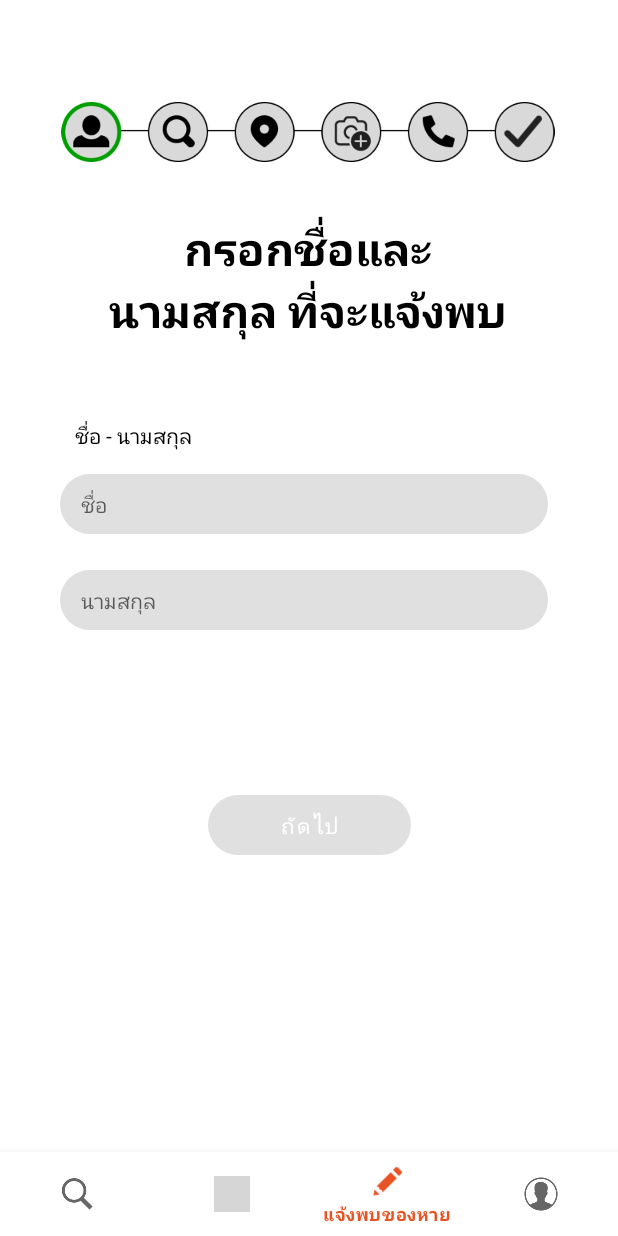
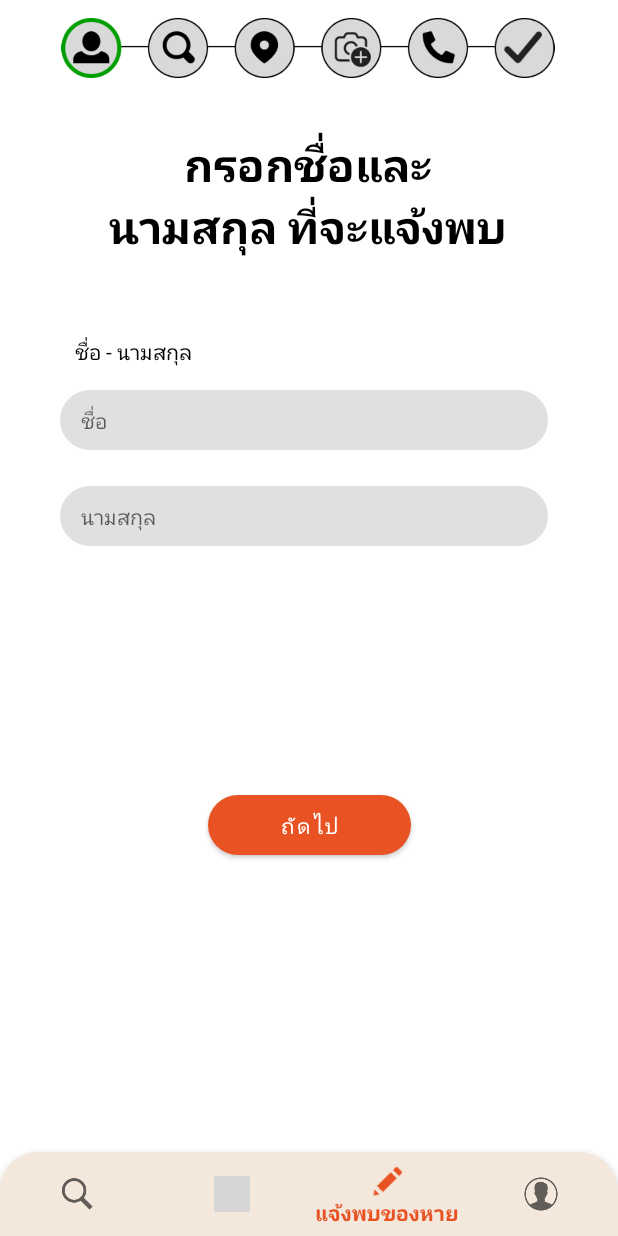
Before and after one commit to JengCharat/kkumissing, an Android app: the ReportAsLostFragment1 screen opened through its navigation route, on a phone screen of 412 x 824 dp. Run offline under Robolectric (Android 15) with nearby library versions, the phone set to English and light mode, and no system bars; our stand-ins replace CircleImageView, Firebase (no records; nobody signed in at launch, a user with empty details on screens opened directly), navigation-ui; Roboto replaces fonts that are not available here; grey boxes are pictures that could not be loaded.

Commit message:
feat/OK finished

```diff
--- a/app/src/main/java/com/example/mobileproject/ui/home/MyAdapter.kt
+++ b/app/src/main/java/com/example/mobileproject/ui/home/MyAdapter.kt
@@ -96,11 +96,11 @@ override fun onBindViewHolder(holder: ViewHolder, position: Int) {
                 text =// user.fname
                 """
                 ${user.item_name}
-                ผู้แจ้ง:${user.fname}
-                สถานที่หาย:${user.lost_place}
-                ติดต่อ: ${user.tel}
+                ผู้แจ้ง : ${user.fname}
+                สถานที่หาย : ${user.lost_place}
+                ติดต่อ : ${user.tel}
                 """.trimIndent()
-                textSize = 18f
+                textSize = 16f
                 setTextColor(Color.WHITE)
                 layoutParams = ViewGroup.LayoutParams(
                     ViewGroup.LayoutParams.WRAP_CONTENT,
--- a/app/src/main/java/com/example/mobileproject/ui/notifications/ReportAsLostFragment1.kt
+++ b/app/src/main/java/com/example/mobileproject/ui/notifications/ReportAsLostFragment1.kt
@@ -35,22 +35,22 @@ class ReportAsLostFragment1 : Fragment() {
         _binding = FragmentReportAsLost1Binding.inflate(inflater, container, false)
         val root: View = binding.root
 
-        // ปิดปุ่มแต่แรก
-        binding.ButNextTo2.isEnabled = false
-        // ฟังก์ชันตรวจสอบว่ามีข้อความทั้งสองช่องหรือไม่
-        fun checkInputs() {
-            val inputFnameNotEmpty = !binding.inputFname.text.isNullOrEmpty()
-            val inputLnameNotEmpty = !binding.inputLname.text.isNullOrEmpty()
-            binding.ButNextTo2.isEnabled = inputFnameNotEmpty && inputLnameNotEmpty
-        }
-        // ใช้ TextWatcher กับทั้งสอง EditText
-        val textWatcher = object : TextWatcher {
-            override fun beforeTextChanged(s: CharSequence?, start: Int, count: Int, after: Int) {}
-            override fun onTextChanged(s: CharSequence?, start: Int, before: Int, count: Int) {checkInputs()}
-            override fun afterTextChanged(s: Editable?) {}
-        }
-        binding.inputFname.addTextChangedListener(textWatcher)
-        binding.inputLname.addTextChangedListener(textWatcher)
+//        // ปิดปุ่มแต่แรก
+//        binding.ButNextTo2.isEnabled = false
+//        // ฟังก์ชันตรวจสอบว่ามีข้อความทั้งสองช่องหรือไม่
+//        fun checkInputs() {
+//            val inputFnameNotEmpty = !binding.inputFname.text.isNullOrEmpty()
+//            val inputLnameNotEmpty = !binding.inputLname.text.isNullOrEmpty()
+//            binding.ButNextTo2.isEnabled = inputFnameNotEmpty && inputLnameNotEmpty
+//        }
+//        // ใช้ TextWatcher กับทั้งสอง EditText
+//        val textWatcher = object : TextWatcher {
+//            override fun beforeTextChanged(s: CharSequence?, start: Int, count: Int, after: Int) {}
+//            override fun onTextChanged(s: CharSequence?, start: Int, before: Int, count: Int) {checkInputs()}
+//            override fun afterTextChanged(s: Editable?) {}
+//        }
+//        binding.inputFname.addTextChangedListener(textWatcher)
+//        binding.inputLname.addTextChangedListener(textWatcher)
 
 
         mAuth = FirebaseAuth.getInstance()
--- a/app/src/main/java/com/example/mobileproject/ui/profile/ProfileFragment.kt
+++ b/app/src/main/java/com/example/mobileproject/ui/profile/ProfileFragment.kt
@@ -195,7 +195,6 @@ class ProfileFragment : Fragment() {
         Thread {
             try {
                 get_profile_image("select * from users where users.email = '${mAuth!!.currentUser?.email}'")
-
                 // ตั้งค่าข้อมูลที่ต้องการส่ง
                 val host = db_server_ip
                 val path = "/myapi/test5.php"
@@ -315,8 +314,7 @@ class ProfileFragment : Fragment() {
             }
 
         }.start()
-
-    }
+            }
     fun get_profile_image(sqlCommand:String) {
 
         Thread {
--- /dev/null
+++ b/app/src/main/res/drawable/bg_orange.xml
@@ -0,0 +1,14 @@
+<layer-list xmlns:android="http://schemas.android.com/apk/res/android">
+    <item android:gravity="center">  <!-- กำหนดความสูงให้ shape -->
+        <shape>
+            <solid android:color="#F4E8DC" />
+            <!-- กำหนดเฉพาะมุมบนให้โค้ง -->
+            <corners
+                android:topLeftRadius="25dp"
+                android:topRightRadius="25dp"
+                android:bottomLeftRadius="0dp"
+                android:bottomRightRadius="0dp"/>
+            <!--<stroke android:width="1dp" android:color="#BDBDBD"/>-->
+        </shape>
+    </item>
+</layer-list>
--- a/app/src/main/res/layout/activity_main.xml
+++ b/app/src/main/res/layout/activity_main.xml
@@ -4,19 +4,20 @@
     android:id="@+id/container"
     android:layout_width="match_parent"
     android:layout_height="match_parent"
-    android:paddingTop="?attr/actionBarSize">
+    android:layout_gravity="center_horizontal"
+    android:fitsSystemWindows="true">
 
     <com.google.android.material.bottomnavigation.BottomNavigationView
         android:id="@+id/nav_view"
         android:layout_width="0dp"
         android:layout_height="wrap_content"
-        android:layout_marginStart="0dp"
-        android:layout_marginEnd="0dp"
-        android:background="?android:attr/windowBackground"
+        android:background="@drawable/bg_orange"
         app:layout_constraintBottom_toBottomOf="parent"
         app:layout_constraintLeft_toLeftOf="parent"
         app:layout_constraintRight_toRightOf="parent"
-        app:menu="@menu/bottom_nav_menu" />
+        app:menu="@menu/bottom_nav_menu"
+        app:itemTextAppearanceActive="@style/YourTextAppearanceStyle"
+        app:itemTextAppearanceInactive="@style/YourTextAppearanceStyle"/>
 
     <fragment
         android:id="@+id/nav_host_fragment_activity_main"
--- a/app/src/main/res/layout/fragment_home.xml
+++ b/app/src/main/res/layout/fragment_home.xml
@@ -126,16 +126,13 @@
 
     <androidx.recyclerview.widget.RecyclerView
         android:id="@+id/item_list"
-        android:layout_width="364dp"
-        android:layout_height="538dp"
+        android:layout_width="400dp"
+        android:layout_height="536dp"
         android:layout_marginHorizontal="16dp"
         android:layout_marginTop="16dp"
-        app:layout_constraintBottom_toBottomOf="parent"
         app:layout_constraintEnd_toEndOf="parent"
-        app:layout_constraintHorizontal_bias="0.4"
         app:layout_constraintStart_toStartOf="parent"
-        app:layout_constraintTop_toBottomOf="@id/founding_button"
-        app:layout_constraintVertical_bias="0.214" />
+        app:layout_constraintTop_toBottomOf="@id/founding_button" />
 
     <TextView
         android:id="@+id/textView5"
```
